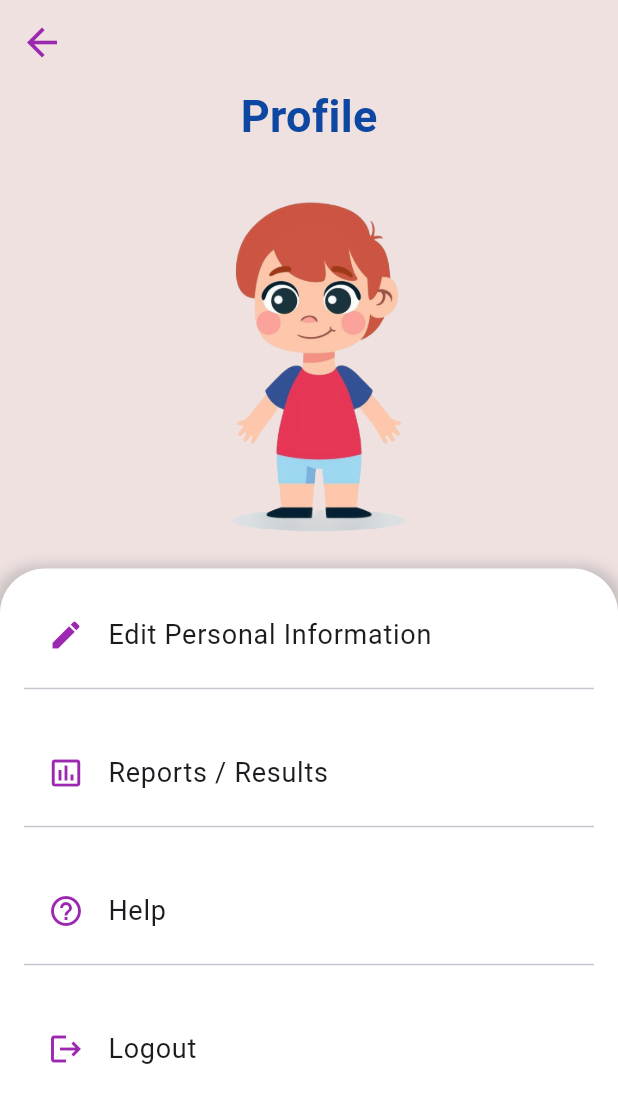
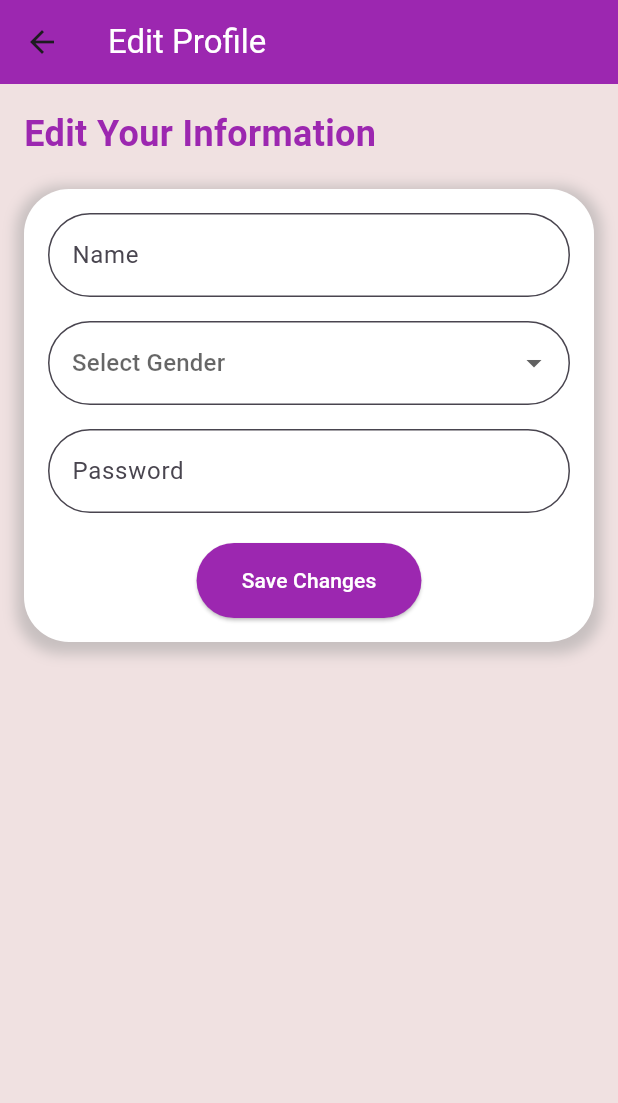
Before and after one commit to MinahilNaseer/DREAM, a Flutter app: the ProfilePage screen opened by its route, after a tap on "Edit Personal Information", on a phone screen of 412 x 824 dp. Shown: the top 1103 px of the screen. Run offline on Flutter 3.47's test engine with Material 3 defaults, Android fonts, the phone set to English and light mode, and no system bars; our stand-ins replace cloud_firestore, firebase_auth, firebase_core; accounts and stored records are empty; network calls fail.

Commit message:
help and edit info page

```diff
--- a/lib/main.dart
+++ b/lib/main.dart
@@ -5,8 +5,8 @@ import 'package:dream/screens/registerpage.dart'; // Import RegisterPage
 import 'package:firebase_core/firebase_core.dart'; // Import Firebase Core
 import 'package:flutter/material.dart';
 import 'package:dream/screens/loginpage.dart'; // Ensure this import is present
-
-
+import 'package:dream/screens/helppage.dart';
+import 'package:dream/screens/editpage.dart';
 void main() async {
   WidgetsFlutterBinding.ensureInitialized(); // Ensure Flutter is initialized
   await Firebase.initializeApp(); // Initialize Firebase
@@ -32,7 +32,8 @@ class MyApp extends StatelessWidget {
         '/profile': (context) => const ProfilePage(), // Profile Page
         '/register': (context) => const RegisterPage(), // Register Page
         '/login': (context) => const LoginPage(), // This should match the name used in Navigator
-
+        '/help'  :(context) => const HelpPage(),
+        '/edit' :(context) =>  const EditProfilePage()
       },
     );
   }
--- /dev/null
+++ b/lib/screens/editpage.dart
@@ -0,0 +1,196 @@
+import 'package:dream/u_auth/firebase_auth/firestore_service.dart';
+import 'package:flutter/material.dart';
+import 'package:cloud_firestore/cloud_firestore.dart';
+import 'package:firebase_auth/firebase_auth.dart';
+
+class EditProfilePage extends StatefulWidget {
+  const EditProfilePage({super.key});
+
+  @override
+  _EditProfilePageState createState() => _EditProfilePageState();
+}
+
+class _EditProfilePageState extends State<EditProfilePage> {
+  final FirestoreService _firestoreService = FirestoreService();
+  final TextEditingController _nameController = TextEditingController();
+  final TextEditingController _passwordController = TextEditingController(); // Password controller
+  String? _gender;
+
+  @override
+  void initState() {
+    super.initState();
+    _loadUserData();
+  }
+
+  Future<void> _loadUserData() async {
+    try {
+      DocumentSnapshot<Map<String, dynamic>> userDoc = await _firestoreService.getUserData();
+      if (userDoc.exists) {
+        _nameController.text = userDoc.data()?['name'] ?? '';
+        _passwordController.text = userDoc.data()?['password'] ?? ''; // Load the password
+        _gender = userDoc.data()?['gender'] ?? '';
+        setState(() {});
+      }
+    } catch (e) {
+      print("Error loading user data: $e");
+    }
+  }
+
+  Future<void> _updateUserData() async {
+    final updatedData = {
+      'name': _nameController.text,
+      'gender': _gender,
+      'password': _passwordController.text, // Directly assign the new password
+    };
+
+    try {
+      // Update Firestore user data
+      await _firestoreService.updateUserData(updatedData);
+
+      // Update the user's password in Firebase Auth
+      User? user = FirebaseAuth.instance.currentUser;
+
+      if (user != null) {
+        // Update password
+        await user.updatePassword(_passwordController.text);
+        // Sign out the user after updating
+        await FirebaseAuth.instance.signOut();
+
+        // Sign in again with the updated password
+        await FirebaseAuth.instance.signInWithEmailAndPassword(
+          email: user.email!, // Reuse the current email for signing back in
+          password: _passwordController.text,
+        );
+
+        _showSnackBar("Updated Info");
+        Navigator.pop(context); // Return to the ProfilePage after saving
+      }
+    } catch (e) {
+      print("Error updating user data: $e");
+      _showSnackBar("Error updating user info");
+    }
+  }
+
+  void _showSnackBar(String message) {
+    final snackBar = SnackBar(
+      content: Text(message),
+      duration: const Duration(seconds: 3), // Duration for which the SnackBar will be displayed
+      behavior: SnackBarBehavior.floating, // Make it floating above the content
+      backgroundColor: Colors.purple.withOpacity(0.7), // Decreased opacity for the SnackBar
+    );
+
+    ScaffoldMessenger.of(context).showSnackBar(snackBar);
+  }
+
+  @override
+  Widget build(BuildContext context) {
+    return Scaffold(
+      appBar: AppBar(
+        title: const Text(
+          'Edit Profile',
+          style: TextStyle(color: Colors.white),
+        ),
+        backgroundColor: Colors.purple,
+      ),
+      body: Padding(
+        padding: const EdgeInsets.all(16.0),
+        child: SingleChildScrollView(
+          child: Column(
+            crossAxisAlignment: CrossAxisAlignment.start,
+            children: [
+              const Text(
+                'Edit Your Information',
+                style: TextStyle(
+                  fontSize: 24,
+                  fontWeight: FontWeight.bold,
+                  color: Colors.purple, // Purple color for the title
+                ),
+              ),
+              const SizedBox(height: 20),
+              Container(
+                padding: const EdgeInsets.all(16.0),
+                decoration: BoxDecoration(
+                  color: Colors.white,
+                  borderRadius: BorderRadius.circular(30), // Rounded corners for the container
+                  boxShadow: [
+                    BoxShadow(
+                      color: Colors.grey.withOpacity(0.5),
+                      spreadRadius: 5,
+                      blurRadius: 7,
+                      offset: const Offset(0, 3), // Shadow position
+                    ),
+                  ],
+                ),
+                child: Column(
+                  crossAxisAlignment: CrossAxisAlignment.start,
+                  children: [
+                    _buildTextField(_nameController, 'Name'),
+                    const SizedBox(height: 16),
+                    _buildGenderDropdown(),
+                    const SizedBox(height: 16),
+                    _buildTextField(_passwordController, 'Password', TextInputType.visiblePassword), // Show password as normal text
+                    const SizedBox(height: 20),
+                    Center(
+                      child: ElevatedButton(
+                        style: ElevatedButton.styleFrom(
+                          backgroundColor: Colors.purple, // Button color
+                          padding: const EdgeInsets.symmetric(vertical: 15, horizontal: 30), // Button padding
+                        ),
+                        onPressed: _updateUserData,
+                        child: const Text(
+                          'Save Changes',
+                          style: TextStyle(fontSize: 14, color: Colors.white),
+                        ),
+                      ),
+                    ),
+                  ],
+                ),
+              ),
+            ],
+          ),
+        ),
+      ),
+    );
+  }
+
+  Widget _buildTextField(TextEditingController controller, String labelText, [TextInputType keyboardType = TextInputType.text]) {
+    return TextField(
+      controller: controller,
+      decoration: InputDecoration(
+        labelText: labelText,
+        border: OutlineInputBorder(
+          borderRadius: BorderRadius.circular(30), // Match the rounded corners
+        ),
+        focusedBorder: OutlineInputBorder(
+          borderRadius: BorderRadius.circular(30),
+          borderSide: const BorderSide(color: Colors.purple), // Focus color
+        ),
+        filled: true,
+        fillColor: Colors.white,
+      ),
+      keyboardType: keyboardType,
+    );
+  }
+
+  Widget _buildGenderDropdown() {
+    return DropdownButtonFormField<String>(
+      value: _gender,
+      hint: const Text('Select Gender'),
+      decoration: InputDecoration(
+        border: OutlineInputBorder(
+          borderRadius: BorderRadius.circular(30), // Match the rounded corners
+        ),
+        filled: true,
+        fillColor: Colors.white,
+      ),
+      items: ['Male', 'Female', 'Other']
+          .map((gender) => DropdownMenuItem(value: gender, child: Text(gender)))
+          .toList(),
+      onChanged: (value) {
+        setState(() {
+          _gender = value;
+        });
+      },
+    );
+  }
+}
--- a/lib/screens/profilepage.dart
+++ b/lib/screens/profilepage.dart
@@ -66,6 +66,7 @@ class ProfilePage extends StatelessWidget {
                       title: "Edit Personal Information",
                       onTap: () {
                         // Handle edit personal information functionality
+                        Navigator.pushNamed(context, "/edit");
                       },
                     ),
                     const Divider(),
@@ -83,7 +84,7 @@ class ProfilePage extends StatelessWidget {
                       icon: Icons.help_outline,
                       title: "Help",
                       onTap: () {
-                        // Handle help functionality
+                        Navigator.pushNamed(context, "/help");
                       },
                     ),
                     const Divider(),
--- a/lib/u_auth/firebase_auth/firebase_auth_services.dart
+++ b/lib/u_auth/firebase_auth/firebase_auth_services.dart
@@ -18,6 +18,7 @@ class FirebaseAuthService {
           'relation': relation,
           'gender': gender,
           'email': email,
+          'password':password,
         });
       }
       return user;
--- /dev/null
+++ b/lib/u_auth/firebase_auth/firestore_service.dart
@@ -0,0 +1,24 @@
+import 'package:cloud_firestore/cloud_firestore.dart';
+import 'package:firebase_auth/firebase_auth.dart';
+
+class FirestoreService {
+  final FirebaseFirestore _db = FirebaseFirestore.instance;
+  final FirebaseAuth _auth = FirebaseAuth.instance;
+
+  Future<DocumentSnapshot<Map<String, dynamic>>> getUserData() async {
+    User? user = _auth.currentUser;
+    if (user != null) {
+      return await _db.collection('users').doc(user.uid).get();
+    }
+    throw Exception("User not found");
+  }
+
+  Future<void> updateUserData(Map<String, dynamic> data) async {
+    User? user = _auth.currentUser;
+    if (user != null) {
+      await _db.collection('users').doc(user.uid).update(data);
+    } else {
+      throw Exception("User not found");
+    }
+  }
+}
```
Also changed, not shown: lib/screens/helppage.dart (added, +90 -0 lines).
